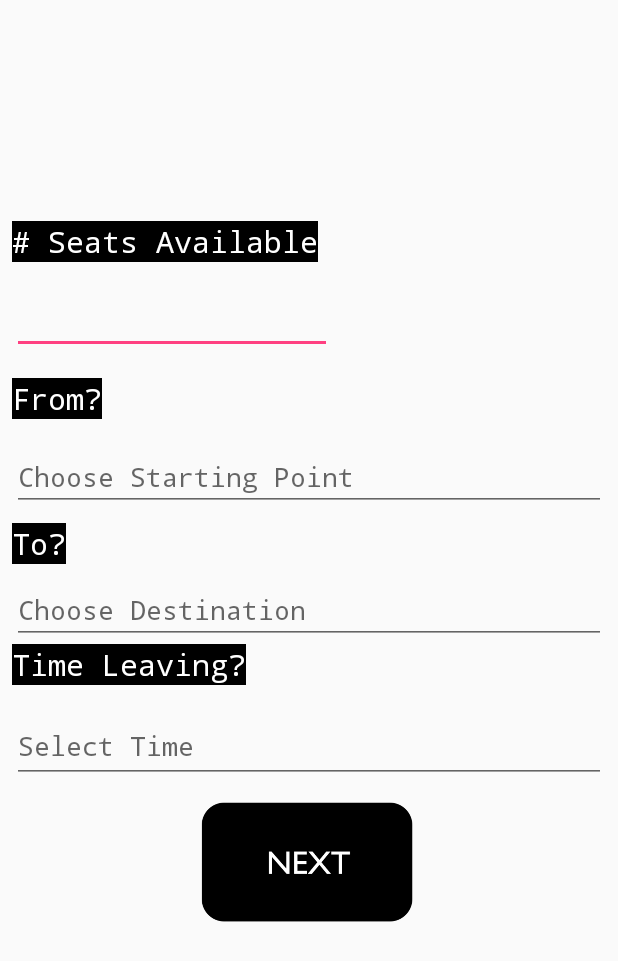
After one commit to xxflo/SAPhackathon, an Android app: the AmDriver screen opened directly, with no data from a screen before it, on a phone screen of 412 x 824 dp. The commit adds this screen. Shown: the top 961 px of the screen. Run offline under Robolectric (Android 15) with nearby library versions, the phone set to English and light mode, and no system bars.

Commit message:
added amDriver activity

```diff
--- a/app/src/main/AndroidManifest.xml
+++ b/app/src/main/AndroidManifest.xml
@@ -18,7 +18,8 @@
         </activity>
         <activity android:name=".AreYouDriver" />
         <activity android:name=".NeedRide" />
-        <activity android:name=".CreateSocialEvents"></activity>
+        <activity android:name=".CreateSocialEvents" />
+        <activity android:name=".AmDriver"></activity>
     </application>
 
 </manifest>
--- /dev/null
+++ b/app/src/main/java/com/example/kessr/saphackathon/AmDriver.java
@@ -0,0 +1,92 @@
+package com.example.kessr.saphackathon;
+
+import android.support.v7.app.AppCompatActivity;
+import android.os.Bundle;
+import android.os.Bundle;
+import android.view.View;
+import android.view.ViewGroup;
+import android.widget.BaseAdapter;
+import android.widget.ImageButton;
+import android.widget.ImageView;
+import android.widget.LinearLayout;
+import android.widget.ListView;
+import android.widget.TextView;
+
+public class AmDriver extends AppCompatActivity {
+
+    @Override
+    protected void onCreate(Bundle savedInstanceState) {
+        super.onCreate(savedInstanceState);
+        setContentView(R.layout.activity_am_driver);
+
+        listView = (ListView)findViewById(R.id.listView);
+
+        //TODO: get driver info from database here and add to DRIVER_IMAGES DRIVER_NAMES DRIVER_DESC
+
+        CustomAdapter customAdapter = new CustomAdapter();
+        listView.setAdapter(customAdapter);
+    }
+
+    int[] RIDER_IMAGES = {R.drawable.usericon};
+    String[] RIDER_NAMES = {"Alice"};
+    String[] RIDER_DESCRIPTION = {"Alice to leave at 8am."};
+    LinearLayout layout;
+    ListView listView;
+
+
+    public void nextButton(View view){
+
+        layout = findViewById(R.id.linearLayout);
+        layout.setVisibility(View.INVISIBLE);
+
+        //todo: save the driver info into the database
+
+        //todo: check in mysql database whether there are passengers whose destination is within the specified radius
+
+        //todo: if passengers > 0, populate the passengers in need page(info: time leaving, distance from you); set event listeners for passengers selected; press ok
+
+        if (RIDER_NAMES.length == 0) {
+            LinearLayout message = findViewById(R.id.message);
+            message.setVisibility(View.VISIBLE);
+            // TODO: ADD EVENT TO EVENT LIST//////////////
+        }else{
+            TextView textView = new TextView(this);
+            textView.setText("Passengers in Need");
+            listView.addHeaderView(textView);
+            listView.setVisibility(View.VISIBLE);
+        }
+
+    }
+
+    class CustomAdapter extends BaseAdapter {
+
+        @Override
+        public int getCount() {
+            return RIDER_NAMES.length;
+        }
+
+        @Override
+        public Object getItem(int i) {
+            return null;
+        }
+
+        @Override
+        public long getItemId(int i) {
+            return 0;
+        }
+
+        @Override
+        public View getView(int i, View view, ViewGroup viewGroup) {
+            view = getLayoutInflater().inflate(R.layout.customlayout,null);
+            ImageView imageView = (ImageView)view.findViewById(R.id.imageView);
+            TextView textView_name = (TextView)view.findViewById(R.id.textView_name);
+            TextView textView_desc = (TextView)view.findViewById(R.id.textView_description);
+
+            imageView.setImageResource(RIDER_IMAGES[i]);
+            textView_name.setText(RIDER_NAMES[i]);
+            textView_desc.setText(RIDER_DESCRIPTION[i]);
+
+            return view;
+        }
+    }
+}
--- a/app/src/main/java/com/example/kessr/saphackathon/AreYouDriver.java
+++ b/app/src/main/java/com/example/kessr/saphackathon/AreYouDriver.java
@@ -14,6 +14,11 @@ public class AreYouDriver extends AppCompatActivity {
         startActivityForResult(intent, 100);
     }
 
+    public void amDriver(View view){
+        Intent intent = new Intent(getApplicationContext(), AmDriver.class);
+        startActivityForResult(intent, 100);
+    }
+
     @Override
     protected void onCreate(Bundle savedInstanceState) {
         super.onCreate(savedInstanceState);
--- /dev/null
+++ b/app/src/main/res/layout/activity_am_driver.xml
@@ -0,0 +1,207 @@
+<?xml version="1.0" encoding="utf-8"?>
+<android.support.constraint.ConstraintLayout xmlns:android="http://schemas.android.com/apk/res/android"
+    xmlns:app="http://schemas.android.com/apk/res-auto"
+    xmlns:tools="http://schemas.android.com/tools"
+    android:layout_width="match_parent"
+    android:layout_height="match_parent"
+    tools:context=".AmDriver">
+
+    <LinearLayout
+        android:id="@+id/linearLayout"
+        android:layout_width="match_parent"
+        android:layout_height="546dp"
+        android:layout_marginTop="8dp"
+        android:layout_marginBottom="8dp"
+        android:orientation="vertical"
+        android:visibility="visible"
+        app:layout_constraintBottom_toBottomOf="parent"
+        app:layout_constraintLeft_toLeftOf="parent"
+        app:layout_constraintRight_toRightOf="parent"
+        app:layout_constraintTop_toTopOf="parent">
+
+        <TextView
+            android:id="@+id/numSeats"
+            android:layout_width="wrap_content"
+            android:layout_height="wrap_content"
+            android:layout_marginStart="8dp"
+            android:layout_marginTop="8dp"
+            android:layout_marginBottom="8dp"
+            android:background="@android:color/background_dark"
+            android:fontFamily="monospace"
+            android:text="# Seats Available"
+            android:textColor="@android:color/background_light"
+            android:textSize="20sp"
+            app:layout_constraintBottom_toTopOf="@+id/to"
+            app:layout_constraintStart_toStartOf="parent"
+            app:layout_constraintTop_toTopOf="parent" />
+
+        <EditText
+            android:id="@+id/numSeatsAvailable"
+            android:layout_width="wrap_content"
+            android:layout_height="wrap_content"
+            android:layout_marginStart="8dp"
+            android:layout_marginTop="8dp"
+            android:layout_marginEnd="8dp"
+            android:layout_marginBottom="8dp"
+            android:ems="10"
+            android:fontFamily="monospace"
+            android:inputType="number"
+            app:layout_constraintBottom_toTopOf="@+id/editTo"
+            app:layout_constraintEnd_toEndOf="parent"
+            app:layout_constraintStart_toEndOf="@+id/from"
+            app:layout_constraintTop_toTopOf="parent" />
+
+        <TextView
+            android:id="@+id/from"
+            android:layout_width="wrap_content"
+            android:layout_height="wrap_content"
+            android:layout_marginStart="8dp"
+            android:layout_marginTop="8dp"
+            android:layout_marginBottom="8dp"
+            android:background="@android:color/background_dark"
+            android:fontFamily="monospace"
+            android:text="From?"
+            android:textColor="@android:color/background_light"
+            android:textSize="20sp"
+            app:layout_constraintBottom_toTopOf="@+id/to"
+            app:layout_constraintStart_toStartOf="parent"
+            app:layout_constraintTop_toTopOf="parent" />
+
+        <EditText
+            android:id="@+id/editFrom"
+            android:layout_width="match_parent"
+            android:layout_height="wrap_content"
+            android:layout_marginStart="8dp"
+            android:layout_marginTop="8dp"
+            android:layout_marginEnd="8dp"
+            android:layout_marginBottom="8dp"
+            android:ems="10"
+            android:fontFamily="monospace"
+            android:hint="Choose Starting Point"
+            android:inputType="textPostalAddress"
+            app:layout_constraintBottom_toTopOf="@+id/editTo"
+            app:layout_constraintEnd_toEndOf="parent"
+            app:layout_constraintStart_toEndOf="@+id/from"
+            app:layout_constraintTop_toTopOf="parent" />
+
+        <TextView
+            android:id="@+id/to"
+            android:layout_width="wrap_content"
+            android:layout_height="wrap_content"
+            android:layout_marginStart="8dp"
+            android:layout_marginBottom="8dp"
+            android:background="@android:color/background_dark"
+            android:fontFamily="monospace"
+            android:text="To?"
+            android:textColor="@android:color/background_light"
+            android:textSize="20sp"
+            app:layout_constraintBottom_toTopOf="@+id/timeLeaving"
+            app:layout_constraintStart_toStartOf="parent" />
+
+        <EditText
+            android:id="@+id/editTo"
+            android:layout_width="match_parent"
+            android:layout_height="wrap_content"
+            android:layout_marginStart="8dp"
+            android:layout_marginEnd="8dp"
+            android:ems="10"
+            android:fontFamily="monospace"
+            android:hint="Choose Destination"
+            android:inputType="textPostalAddress"
+            app:layout_constraintEnd_toEndOf="parent"
+            app:layout_constraintStart_toEndOf="@+id/to"
+            tools:layout_editor_absoluteY="192dp" />
+
+        <TextView
+            android:id="@+id/timeLeaving"
+            android:layout_width="wrap_content"
+            android:layout_height="wrap_content"
+            android:layout_marginStart="8dp"
+            android:layout_marginBottom="8dp"
+            android:background="@android:color/background_dark"
+            android:fontFamily="monospace"
+            android:text="Time Leaving?"
+            android:textColor="@android:color/background_light"
+            android:textSize="20sp"
+            app:layout_constraintBottom_toBottomOf="parent"
+            app:layout_constraintStart_toStartOf="parent" />
+
+        <EditText
+            android:id="@+id/editTime"
+            android:layout_width="match_parent"
+            android:layout_height="49dp"
+            android:layout_marginStart="8dp"
+            android:layout_marginTop="8dp"
+            android:layout_marginEnd="8dp"
+            android:layout_marginBottom="8dp"
+            android:ems="10"
+            android:fontFamily="monospace"
+            android:hint="Select Time"
+            android:inputType="time"
+            app:layout_constraintBottom_toBottomOf="parent"
+            app:layout_constraintEnd_toEndOf="parent"
+            app:layout_constraintStart_toEndOf="@+id/timeLeaving"
+            app:layout_constraintTop_toBottomOf="@+id/editTo" />
+
+
+        <ImageButton
+            android:id="@+id/submitButton"
+            android:layout_width="150dp"
+            android:layout_height="90dp"
+            android:background="#00000000"
+            android:contentDescription="TODO"
+            android:onClick="nextButton"
+            android:scaleType="fitCenter"
+            android:translationX="130dp"
+            app:srcCompat="@drawable/nextbutton" />
+
+    </LinearLayout>
+
+    <ListView
+        android:id="@+id/listView"
+        android:layout_width="match_parent"
+        android:layout_height="match_parent"
+        android:visibility="invisible"
+        tools:layout_editor_absoluteY="490dp"
+        app:layout_constraintBottom_toBottomOf="parent"
+        app:layout_constraintTop_toTopOf="parent"/>
+
+    <LinearLayout
+        android:id="@+id/message"
+        android:layout_width="wrap_content"
+        android:layout_height="wrap_content"
+        android:orientation="vertical"
+        android:visibility="invisible"
+        app:layout_constraintBottom_toBottomOf="parent"
+        app:layout_constraintTop_toTopOf="parent">
+
+        <TextView
+            android:id="@+id/created"
+            android:layout_width="match_parent"
+            android:layout_height="wrap_content"
+            android:background="@android:color/background_dark"
+            android:fontFamily="monospace"
+            android:text="Thanks for offering the ride!"
+            android:textAlignment="center"
+            android:textColor="@android:color/background_light"
+            android:textSize="25sp"
+            app:layout_constraintBottom_toTopOf="@id/letyouknow"
+            app:layout_constraintLeft_toLeftOf="parent"
+            app:layout_constraintRight_toRightOf="parent" />
+
+        <TextView
+            android:id="@+id/letyouknow"
+            android:layout_width="match_parent"
+            android:layout_height="wrap_content"
+            android:background="@android:color/background_dark"
+            android:fontFamily="monospace"
+            android:text="Thanks for offering the ride! We will let you know if there are more passengers to come!"
+            android:textAlignment="center"
+            android:textColor="@android:color/background_light"
+            app:layout_constraintLeft_toLeftOf="parent"
+            app:layout_constraintRight_toRightOf="parent"
+            app:layout_constraintTop_toBottomOf="@id/created"
+            tools:layout_editor_absoluteY="19dp" />
+    </LinearLayout>
+
+</android.support.constraint.ConstraintLayout>
--- a/app/src/main/res/layout/activity_are_you_driver.xml
+++ b/app/src/main/res/layout/activity_are_you_driver.xml
@@ -10,14 +10,14 @@
         android:id="@+id/driverButton"
         android:layout_width="210dp"
         android:layout_height="162dp"
-        android:layout_marginBottom="8dp"
-        android:layout_marginEnd="8dp"
         android:layout_marginStart="8dp"
         android:layout_marginTop="150dp"
+        android:layout_marginBottom="8dp"
         android:background="#00000000"
         android:contentDescription="@string/driver_button"
+        android:maxWidth="42dp"
         android:maxHeight="42dp"
-        android:maxWidth="42dp"
+        android:onClick="amDriver"
         android:scaleType="fitCenter"
         app:layout_constraintBottom_toTopOf="@+id/riderButton"
         app:layout_constraintEnd_toEndOf="parent"
```
